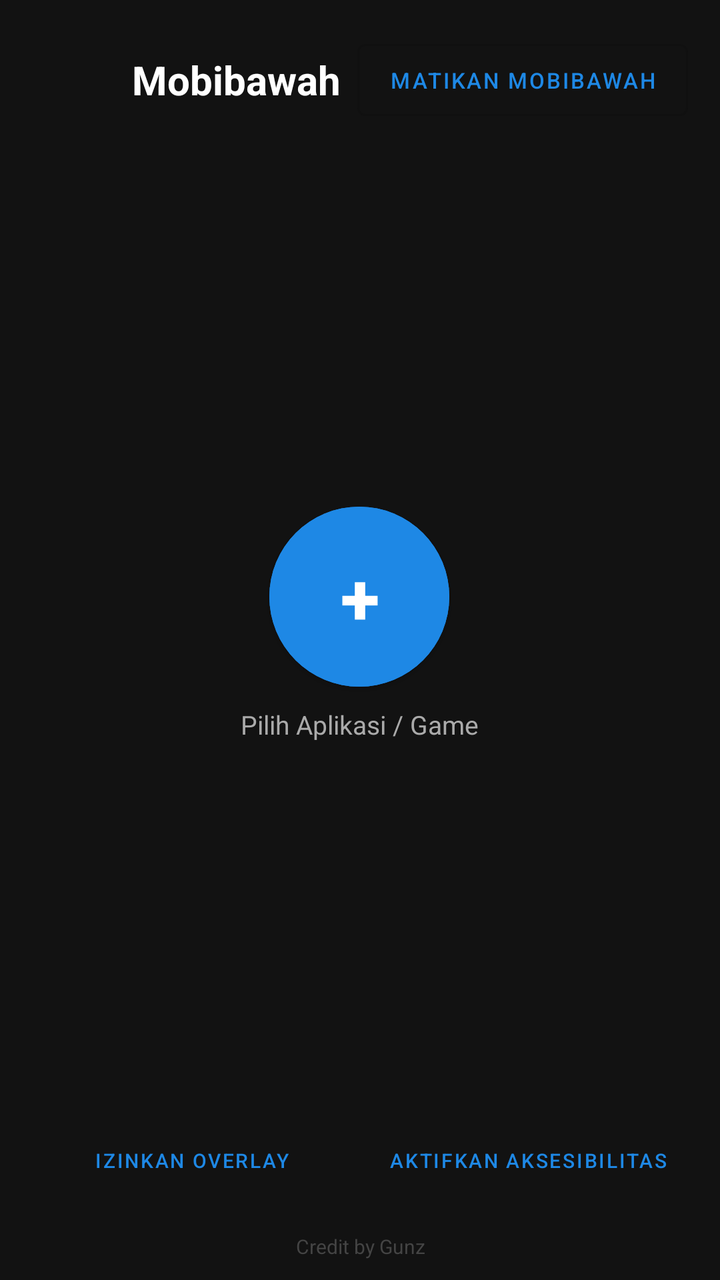
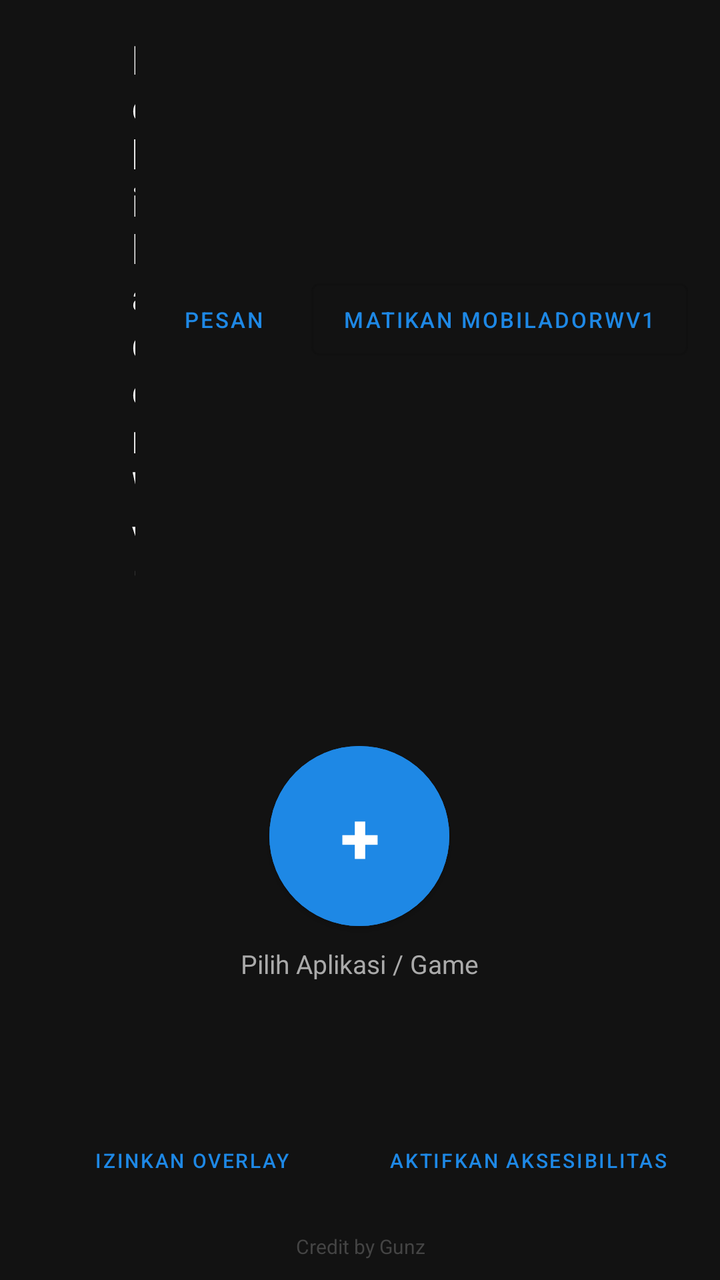

Before-and-after screenshots of an Android layout around one commit, followed by the original layout XML and the change that was made.
<!-- AndroidManifest.xml: application theme Theme.Mobibawah -->
<!-- res/layout/activity_main.xml -->
<?xml version="1.0" encoding="utf-8"?>
<LinearLayout xmlns:android="http://schemas.android.com/apk/res/android"
    xmlns:app="http://schemas.android.com/apk/res-auto"
    android:layout_width="match_parent"
    android:layout_height="match_parent"
    android:orientation="vertical"
    android:background="@color/bg">

    
    <LinearLayout
        android:layout_width="match_parent"
        android:layout_height="wrap_content"
        android:orientation="horizontal"
        android:gravity="center_vertical"
        android:padding="16dp">

        <ImageView
            android:id="@+id/imgLogoMain"
            android:layout_width="40dp"
            android:layout_height="40dp"
            android:src="@mipmap/ic_launcher" />

        <TextView
            android:layout_width="0dp"
            android:layout_height="wrap_content"
            android:layout_weight="1"
            android:layout_marginStart="10dp"
            android:text="@string/app_name"
            android:textColor="@color/text_light"
            android:textSize="20sp"
            android:textStyle="bold" />

        <Button
            android:id="@+id/btnMatikanMobi"
            style="@style/Widget.MaterialComponents.Button.OutlinedButton"
            android:layout_width="wrap_content"
            android:layout_height="wrap_content"
            android:textSize="11sp"
            android:text="Matikan Mobibawah" />
    </LinearLayout>

    
    <FrameLayout
        android:layout_width="match_parent"
        android:layout_height="0dp"
        android:layout_weight="1">

        <LinearLayout
            android:layout_width="wrap_content"
            android:layout_height="wrap_content"
            android:layout_gravity="center"
            android:orientation="vertical"
            android:gravity="center">

            <Button
                android:id="@+id/btnTambahApp"
                android:layout_width="90dp"
                android:layout_height="90dp"
                android:insetTop="0dp"
                android:insetBottom="0dp"
                android:backgroundTint="@color/primary"
                android:textColor="@color/text_light"
                android:textSize="36sp"
                android:textStyle="bold"
                android:text="+"
                app:cornerRadius="45dp"
                style="@style/Widget.MaterialComponents.Button" />

            <TextView
                android:layout_width="wrap_content"
                android:layout_height="wrap_content"
                android:layout_marginTop="10dp"
                android:text="Pilih Aplikasi / Game"
                android:textColor="#AAAAAA"
                android:textSize="13sp" />
        </LinearLayout>
    </FrameLayout>

    
    <TextView
        android:id="@+id/txtFavoritLabel"
        android:layout_width="match_parent"
        android:layout_height="wrap_content"
        android:paddingStart="16dp"
        android:paddingEnd="16dp"
        android:text="Game Tersimpan"
        android:textColor="#AAAAAA"
        android:textSize="12sp"
        android:visibility="gone" />

    <HorizontalScrollView
        android:id="@+id/scrollFavorit"
        android:layout_width="match_parent"
        android:layout_height="wrap_content"
        android:visibility="gone"
        android:paddingTop="6dp"
        android:paddingBottom="10dp">

        <LinearLayout
            android:id="@+id/rowFavorit"
            android:layout_width="wrap_content"
            android:layout_height="wrap_content"
            android:orientation="horizontal"
            android:paddingStart="12dp"
            android:paddingEnd="12dp" />
    </HorizontalScrollView>

    <LinearLayout
        android:layout_width="match_parent"
        android:layout_height="wrap_content"
        android:orientation="horizontal"
        android:padding="12dp">

        <Button
            android:id="@+id/btnOverlayPermission"
            style="@style/Widget.MaterialComponents.Button.TextButton"
            android:layout_width="0dp"
            android:layout_height="wrap_content"
            android:layout_weight="1"
            android:textSize="10sp"
            android:text="@string/btn_izin_overlay" />

        <Button
            android:id="@+id/btnAccessibility"
            style="@style/Widget.MaterialComponents.Button.TextButton"
            android:layout_width="0dp"
            android:layout_height="wrap_content"
            android:layout_weight="1"
            android:textSize="10sp"
            android:text="@string/btn_izin_aksesibilitas" />
    </LinearLayout>

    <TextView
        android:layout_width="match_parent"
        android:layout_height="wrap_content"
        android:gravity="center"
        android:paddingBottom="10dp"
        android:text="@string/credit_text"
        android:textColor="#444444"
        android:textSize="10sp" />

</LinearLayout>
<!-- resources referenced by this layout -->
<resources>
  <color name="bg">#121212</color>
  <color name="primary">#1E88E5</color>
  <color name="text_light">#FFFFFF</color>
  <!-- mipmap ic_launcher (mipmap-anydpi-v26) -->
  <?xml version="1.0" encoding="utf-8"?>
  <adaptive-icon xmlns:android="http://schemas.android.com/apk/res/android">
      <background android:drawable="@color/primary_dark"/>
      <foreground android:drawable="@drawable/ic_launcher_foreground"/>
  </adaptive-icon>
  <string name="app_name">Mobibawah</string>
  <string name="btn_izin_aksesibilitas">Aktifkan Aksesibilitas</string>
  <string name="btn_izin_overlay">Izinkan Overlay</string>
  <string name="credit_text">Credit by Gunz</string>
  <style name="Theme.Mobibawah" parent="Theme.MaterialComponents.DayNight.NoActionBar">
          <item name="colorPrimary">@color/primary</item>
          <item name="colorPrimaryDark">@color/primary_dark</item>
          <item name="colorAccent">@color/accent</item>
          <item name="android:windowBackground">@color/bg</item>
      </style>
  <color name="primary_dark">#1565C0</color>
  <!-- drawable ic_launcher_foreground (drawable) -->
  <vector xmlns:android="http://schemas.android.com/apk/res/android"
      android:width="108dp"
      android:height="108dp"
      android:viewportWidth="108"
      android:viewportHeight="108">
  
      
      <path
          android:fillColor="#FFFFFF"
          android:pathData="M46,32 h16 a4,4 0 0 1 4,4 v14 h-24 v-14 a4,4 0 0 1 4,-4 z" />
      <path
          android:fillColor="#FFFFFF"
          android:pathData="M46,58 h16 a4,4 0 0 1 4,4 v14 h-24 v-14 a4,4 0 0 1 4,-4 z" />
      <path
          android:fillColor="#FFFFFF"
          android:pathData="M20,58 h16 v18 h-12 a4,4 0 0 1 -4,-4 z" />
      <path
          android:fillColor="#FFFFFF"
          android:pathData="M72,58 h16 v14 a4,4 0 0 1 -4,4 h-12 z" />
  
      
      <path
          android:fillColor="#FF5722"
          android:pathData="M62,44 L86,66 L76,68 L82,80 L76,83 L70,71 L62,79 Z" />
  </vector>
  <color name="accent">#FF5722</color>
</resources>

<!-- the commit's change to res/layout/activity_main.xml (unified diff, before → after) -->
@@ -31,12 +31,20 @@
             android:textStyle="bold" />
 
         <Button
+            android:id="@+id/btnPesan"
+            style="@style/Widget.MaterialComponents.Button.TextButton"
+            android:layout_width="wrap_content"
+            android:layout_height="wrap_content"
+            android:textSize="11sp"
+            android:text="Pesan" />
+
+        <Button
             android:id="@+id/btnMatikanMobi"
             style="@style/Widget.MaterialComponents.Button.OutlinedButton"
             android:layout_width="wrap_content"
             android:layout_height="wrap_content"
             android:textSize="11sp"
-            android:text="Matikan Mobibawah" />
+            android:text="Matikan MobiladorWv1" />
     </LinearLayout>
 
     
<!-- resource entries referenced after the edit -->
@@ -9,7 +9,7 @@
       <background android:drawable="@color/primary_dark"/>
       <foreground android:drawable="@drawable/ic_launcher_foreground"/>
   </adaptive-icon>
-  <string name="app_name">Mobibawah</string>
+  <string name="app_name">MobiladorWv1</string>
   <string name="btn_izin_aksesibilitas">Aktifkan Aksesibilitas</string>
   <string name="btn_izin_overlay">Izinkan Overlay</string>
   <string name="credit_text">Credit by Gunz</string>
